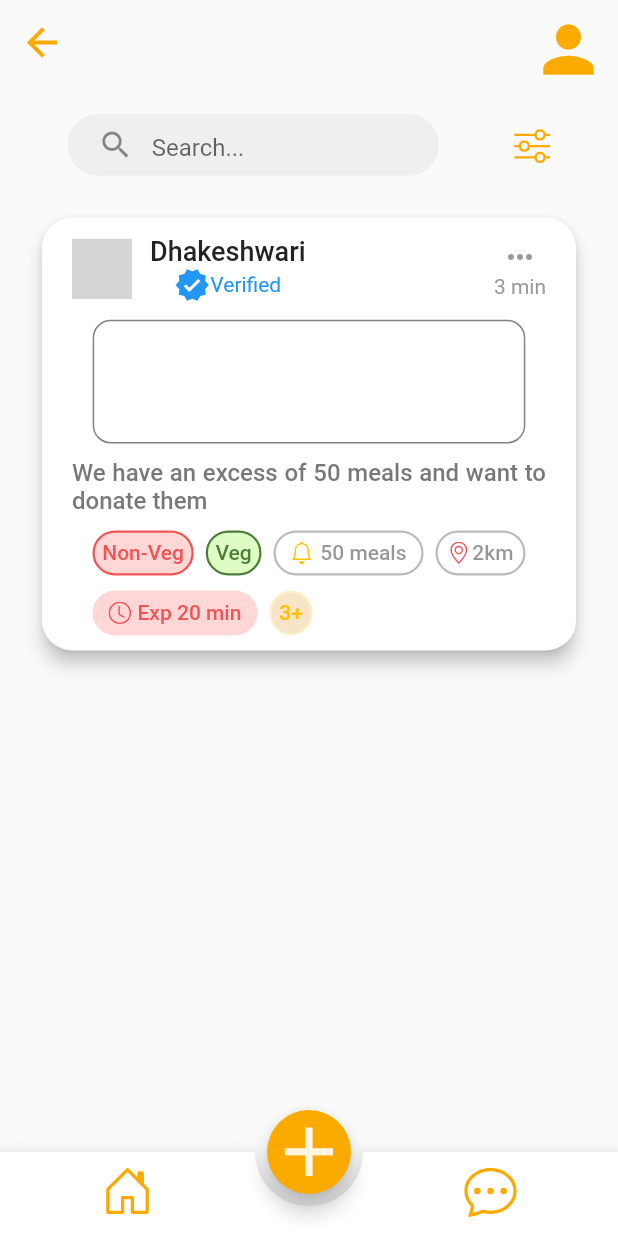
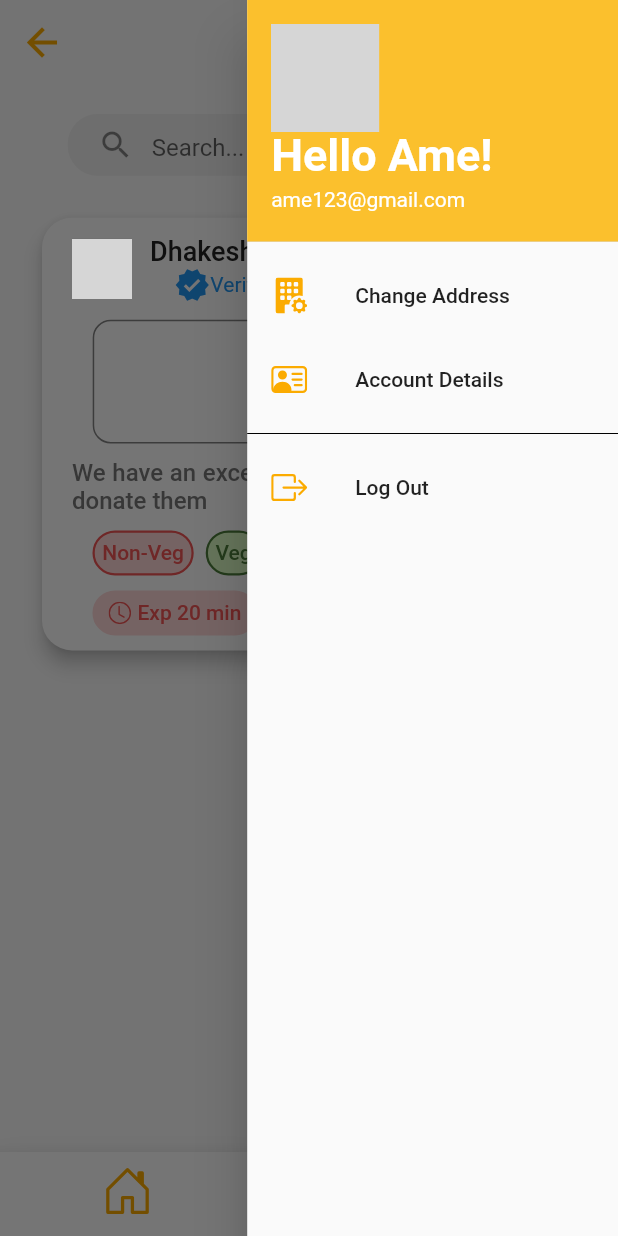
Before and after one commit to Ayushi8989/krita, a Flutter app: the MainPage screen opened directly, after a tap on the "person" icon, on a phone screen of 412 x 824 dp. Run offline on Flutter 3.47's test engine with Material 2 defaults, Android fonts, the phone set to English and light mode, and no system bars; drawn by our look-alikes of animated_bottom_navigation_bar, flutter_profile_picture; our stand-ins replace cached_network_image, cloud_firestore, dotted_border, firebase_auth, firebase_core, firebase_storage and 7 more; accounts and stored records are empty; grey boxes are pictures that could not be loaded.

Commit message:
create Drawer and add logout function

```diff
--- a/lib/ngo/mainPage.dart
+++ b/lib/ngo/mainPage.dart
@@ -14,6 +14,10 @@ class MainPage extends StatefulWidget {
 }
 
 class _MainPageState extends State<MainPage> {
+  final GlobalKey<ScaffoldState> _key = GlobalKey();
+
+  Authentication auth = Authentication();
+
   var _bottomNavIndex = 0;
   final iconList = <IconData>[
     Bootstrap.house_door,
@@ -23,6 +27,7 @@ class _MainPageState extends State<MainPage> {
   @override
   Widget build(BuildContext context) {
     return Scaffold(
+      key: _key,
       appBar: AppBar(
         leading: IconButton(
           onPressed: () {
@@ -34,7 +39,9 @@ class _MainPageState extends State<MainPage> {
         ),
         actions: [
           IconButton(
-            onPressed: () {},
+            onPressed: () {
+              _key.currentState!.openEndDrawer();
+            },
             icon: const Icon(Icons.person),
             color: main_theme,
             iconSize: 50,
@@ -42,6 +49,69 @@ class _MainPageState extends State<MainPage> {
         ],
         backgroundColor: Colors.transparent,
         elevation: 0,
+      ),
+      endDrawer: Container(
+        width: MediaQuery.of(context).size.width * 0.6,
+        child: Drawer(
+          child: ListView(
+            padding: EdgeInsets.zero,
+            children: [
+              const UserAccountsDrawerHeader(
+                accountName: Text(
+                  "Hello Ame!",
+                  style: TextStyle(
+                    fontSize: 30,
+                    fontWeight: FontWeight.w700,
+                  ),
+                ),
+                accountEmail: Text(
+                  "ame123@gmail.com",
+                ),
+                currentAccountPicture: ProfilePicture(
+                  name: 'Ame',
+                  radius: 20,
+                  fontsize: 21,
+                  random: true,
+                  count: 2,
+                ),
+              ),
+              ListTile(
+                leading: const Icon(
+                  Bootstrap.building_fill_gear,
+                  color: main_theme,
+                ),
+                title: const Text('Change Address'),
+                onTap: () {
+                  Navigator.pop(context);
+                },
+              ),
+              ListTile(
+                leading: const Icon(
+                  Bootstrap.person_vcard,
+                  color: main_theme,
+                ),
+                title: const Text('Account Details'),
+                onTap: () {
+                  Navigator.pop(context);
+                },
+              ),
+              const Divider(
+                color: Colors.black,
+              ),
+              ListTile(
+                leading: const Icon(
+                  Bootstrap.box_arrow_right,
+                  color: main_theme,
+                ),
+                title: const Text('Log Out'),
+                onTap: () async{
+                  await auth.logout();
+                  Navigator.pop(context);
+                },
+              ),
+            ],
+          ),
+        ),
       ),
       body: Center(
         child: Padding(
@@ -54,8 +124,8 @@ class _MainPageState extends State<MainPage> {
                   Container(
                       height: MediaQuery.of(context).size.height * 0.05,
                       width: MediaQuery.of(context).size.width * 0.6,
-                      padding: EdgeInsets.symmetric(horizontal: 8.0),
-                      decoration: BoxDecoration(
+                      padding: const EdgeInsets.symmetric(horizontal: 8.0),
+                      decoration: const BoxDecoration(
                         borderRadius: BorderRadius.all(
                           Radius.circular(20),
                         ),
@@ -74,11 +144,11 @@ class _MainPageState extends State<MainPage> {
                           // ),
                           prefixIcon: IconButton(
                             onPressed: () {},
-                            icon: Icon(Icons.search),
+                            icon: const Icon(Icons.search),
                           ),
                         ),
                       )),
-                  Icon(
+                  const Icon(
                     Bootstrap.sliders,
                     color: main_theme,
                   ),
@@ -86,7 +156,7 @@ class _MainPageState extends State<MainPage> {
               ),
               Expanded(
                 child: ListView(
-                  padding: EdgeInsets.only(top: 20.0),
+                  padding: const EdgeInsets.only(top: 20.0),
                   children: [
                     Container(
                       width: MediaQuery.of(context).size.width * 0.7,
@@ -98,11 +168,11 @@ class _MainPageState extends State<MainPage> {
                         elevation: 5,
                         child: Column(
                           children: [
-                            Padding(
-                              padding: const EdgeInsets.all(8.0),
+                            const Padding(
+                              padding: EdgeInsets.all(8.0),
                               child: Row(
                                 mainAxisAlignment:
-                                    MainAxisAlignment.spaceBetween,
+                                MainAxisAlignment.spaceBetween,
                                 crossAxisAlignment: CrossAxisAlignment.center,
                                 children: [
                                   Row(
@@ -117,14 +187,14 @@ class _MainPageState extends State<MainPage> {
                                           random: true,
                                           count: 2,
                                           img:
-                                              'https://images.unsplash.com/photo-1575936123452-b67c3203c357?ixlib=rb-4.0.3&ixid=MnwxMjA3fDB8MHxzZWFyY2h8Mnx8aW1hZ2V8ZW58MHx8MHx8&w=1000&q=80',
+                                          'https://images.unsplash.com/photo-1575936123452-b67c3203c357?ixlib=rb-4.0.3&ixid=MnwxMjA3fDB8MHxzZWFyY2h8Mnx8aW1hZ2V8ZW58MHx8MHx8&w=1000&q=80',
                                         ),
                                       ),
                                       Column(
                                         mainAxisAlignment:
-                                            MainAxisAlignment.center,
+                                        MainAxisAlignment.center,
                                         crossAxisAlignment:
-                                            CrossAxisAlignment.center,
+                                        CrossAxisAlignment.center,
                                         // crossAxisAlignment: CrossAxisAlignment.baseline,
                                         children: [
                                           Text(
@@ -155,7 +225,7 @@ class _MainPageState extends State<MainPage> {
                                   ),
                                   Padding(
                                     padding:
-                                        EdgeInsets.symmetric(horizontal: 12.0),
+                                    EdgeInsets.symmetric(horizontal: 12.0),
                                     child: Column(
                                       children: [
                                         Icon(
@@ -182,11 +252,11 @@ class _MainPageState extends State<MainPage> {
                               decoration: BoxDecoration(
                                 border: Border.all(
                                     width: 1.0,
-                                    color: Color.fromARGB(255, 131, 131, 131)),
+                                    color: const Color.fromARGB(255, 131, 131, 131)),
                                 borderRadius: BorderRadius.circular(12),
                               ),
                             ),
-                            Padding(
+                            const Padding(
                               padding: EdgeInsets.symmetric(
                                   vertical: 10.0, horizontal: 20.0),
                               child: Text(
@@ -210,16 +280,16 @@ class _MainPageState extends State<MainPage> {
                                   Container(
                                     height: 30,
                                     // width: 70,
-                                    padding: EdgeInsets.all(5.0),
+                                    padding: const EdgeInsets.all(5.0),
                                     decoration: BoxDecoration(
                                       border: Border.all(
                                         width: 1.5,
-                                        color: Color.fromARGB(255, 242, 84, 84),
+                                        color: const Color.fromARGB(255, 242, 84, 84),
                                       ),
-                                      color: Color.fromARGB(255, 255, 215, 215),
+                                      color: const Color.fromARGB(255, 255, 215, 215),
                                       borderRadius: BorderRadius.circular(15),
                                     ),
-                                    child: Text(
+                                    child: const Text(
                                       'Non-Veg',
                                       textAlign: TextAlign.center,
                                       style: TextStyle(
@@ -231,16 +301,16 @@ class _MainPageState extends State<MainPage> {
                                   Container(
                                     height: 30,
                                     // width: 45,
-                                    padding: EdgeInsets.all(5.0),
+                                    padding: const EdgeInsets.all(5.0),
                                     decoration: BoxDecoration(
                                       border: Border.all(
                                         width: 1.5,
-                                        color: Color.fromARGB(255, 76, 126, 58),
+                                        color: const Color.fromARGB(255, 76, 126, 58),
                                       ),
-                                      color: Color.fromARGB(255, 221, 253, 196),
+                                      color: const Color.fromARGB(255, 221, 253, 196),
                                       borderRadius: BorderRadius.circular(15),
                                     ),
-                                    child: Text(
+                                    child: const Text(
                                       'Veg',
                                       textAlign: TextAlign.center,
                                       style: TextStyle(
@@ -251,16 +321,16 @@ class _MainPageState extends State<MainPage> {
                                   ),
                                   Container(
                                     height: 30,
-                                    constraints: BoxConstraints(minWidth: 50, maxWidth: 100),                                    padding: EdgeInsets.all(5.0),
+                                    constraints: const BoxConstraints(minWidth: 50, maxWidth: 100),                                    padding: const EdgeInsets.all(5.0),
                                     decoration: BoxDecoration(
                                       border: Border.all(
                                         width: 1.5,
-                                        color: Color.fromARGB(100, 79, 79, 79),
+                                        color: const Color.fromARGB(100, 79, 79, 79),
                                       ),
-                                      color: Color.fromARGB(255, 255, 255, 255),
+                                      color: const Color.fromARGB(255, 255, 255, 255),
                                       borderRadius: BorderRadius.circular(15),
                                     ),
-                                    child: Row(
+                                    child: const Row(
                                       mainAxisAlignment: MainAxisAlignment.spaceEvenly,
                                       children: [
                                         Icon(
@@ -281,16 +351,16 @@ class _MainPageState extends State<MainPage> {
                                   ),
                                   Container(
                                     height: 30,
-                                    constraints: BoxConstraints(minWidth: 30, maxWidth: 60),                                    padding: EdgeInsets.all(5.0),
+                                    constraints: const BoxConstraints(minWidth: 30, maxWidth: 60),                                    padding: const EdgeInsets.all(5.0),
                                     decoration: BoxDecoration(
                                       border: Border.all(
                                         width: 1.5,
-                                        color: Color.fromARGB(100, 79, 79, 79),
+                                        color: const Color.fromARGB(100, 79, 79, 79),
                                       ),
-                                      color: Color.fromARGB(255, 255, 255, 255),
+                                      color: const Color.fromARGB(255, 255, 255, 255),
                                       borderRadius: BorderRadius.circular(15),
                                     ),
-                                    child: Row(
+                                    child: const Row(
                                       mainAxisAlignment: MainAxisAlignment.spaceEvenly,
                                       children: [
                                         Icon(
@@ -311,16 +381,16 @@ class _MainPageState extends State<MainPage> {
                                   ),
                                   Container(
                                     height: 30,
-                                    constraints: BoxConstraints(minWidth: 50, maxWidth: 110),                                    padding: EdgeInsets.all(5.0),
+                                    constraints: const BoxConstraints(minWidth: 50, maxWidth: 110),                                    padding: const EdgeInsets.all(5.0),
                                     decoration: BoxDecoration(
                                       border: Border.all(
                                         width: 1.5,
-                                        color: Color.fromARGB(255, 255, 215, 215),
+                                        color: const Color.fromARGB(255, 255, 215, 215),
                                       ),
-                                      color: Color.fromARGB(255, 255, 215, 215),
+                                      color: const Color.fromARGB(255, 255, 215, 215),
                                       borderRadius: BorderRadius.circular(15),
                                     ),
-                                    child: Row(
+                                    child: const Row(
                                       mainAxisAlignment: MainAxisAlignment.spaceEvenly,
                                       children: [
                                         Icon(
@@ -341,17 +411,17 @@ class _MainPageState extends State<MainPage> {
                                   ),
                                   Container(
                                     height: 30,
-                                    padding: EdgeInsets.all(5.0),
+                                    padding: const EdgeInsets.all(5.0),
                                     decoration: BoxDecoration(
                                       border: Border.all(
                                         width: 1.5,
-                                        color: Color.fromARGB(
+                                        color: const Color.fromARGB(
                                             255, 253, 241, 203),
                                       ),
-                                      color: Color.fromARGB(255, 248, 228, 198),
+                                      color: const Color.fromARGB(255, 248, 228, 198),
                                       borderRadius: BorderRadius.circular(15),
                                     ),
-                                    child: Text(
+                                    child: const Text(
                                       '3+',
                                       textAlign: TextAlign.center,
                                       style: TextStyle(
@@ -376,7 +446,7 @@ class _MainPageState extends State<MainPage> {
       ),
       floatingActionButton: FloatingActionButton(
         onPressed: () {},
-        child: Icon(
+        child: const Icon(
           Icons.add,
           color: Color.fromARGB(225, 255, 255, 255),
           size: 55,
@@ -387,8 +457,6 @@ class _MainPageState extends State<MainPage> {
       bottomNavigationBar: AnimatedBottomNavigationBar.builder(
         itemCount: iconList.length,
         tabBuilder: (int index, bool isActive) {
-          // final color = isActive ? Colors.activeNavigationBarColor : colors
-          //     .notActiveNavigationBarColor;
           return Column(
             mainAxisSize: MainAxisSize.min,
             mainAxisAlignment: MainAxisAlignment.center,
@@ -399,28 +467,17 @@ class _MainPageState extends State<MainPage> {
                 color: main_theme,
               ),
               const SizedBox(height: 4),
-              // Padding(
-              //   padding: const EdgeInsets.symmetric(horizontal: 8),
-              //   child: AutoSizeText(
-              //     "brightness $index",
-              //     maxLines: 1,
-              //     style: TextStyle(color: color),
-              //     group: autoSizeGroup,
-              //   ),
-              // )
             ],
           );
         },
         backgroundColor: Colors.white,
         activeIndex: _bottomNavIndex,
         splashColor: Colors.white,
-        // notchAndCornersAnimation: borderRadiusAnimation,
         splashSpeedInMilliseconds: 300,
         notchSmoothness: NotchSmoothness.defaultEdge,
         gapLocation: GapLocation.center,
         onTap: (index) => setState(() => _bottomNavIndex = index),
-        // hideAnimationController: _hideBottomBarAnimationController,
-        shadow: BoxShadow(
+        shadow: const BoxShadow(
           offset: Offset(0, 1),
           blurRadius: 12,
           spreadRadius: 0.5,
```
